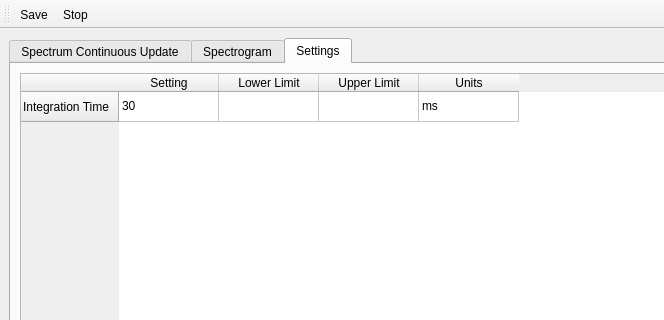
Old version of the form Gui_Window.ui in the repository UCBoulder/frogware; both pictures show x 0 to 664 and y 0 to 320 of the 1036 by 698 pixel window.
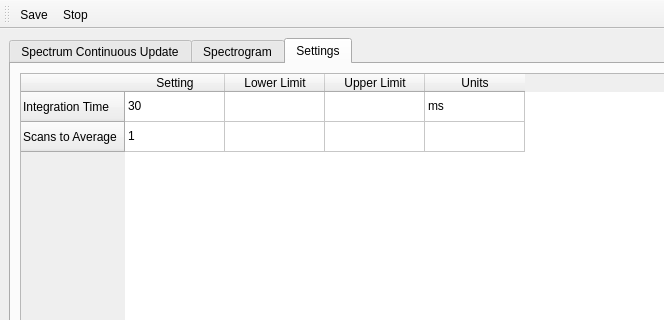
New version of the form. The open tabs and pages were chosen to show the change. Icons and pictures are not drawn. Custom widgets are drawn as their Qt base class.

Commit message: added ability to set number of scans to average

Diff of the .ui file:
```diff
--- a/Gui_Window.ui
+++ b/Gui_Window.ui
@@ -1015,6 +1015,11 @@
             <string>Integration Time</string>
            </property>
           </row>
+          <row>
+           <property name="text">
+            <string>Scans to Average</string>
+           </property>
+          </row>
           <column>
            <property name="text">
             <string>Setting</string>
@@ -1055,6 +1060,11 @@
             <string>ms</string>
            </property>
           </item>
+          <item row="1" column="0">
+           <property name="text">
+            <string>1</string>
+           </property>
+          </item>
          </widget>
         </item>
        </layout>
```
The commit also changes 4 other files.
